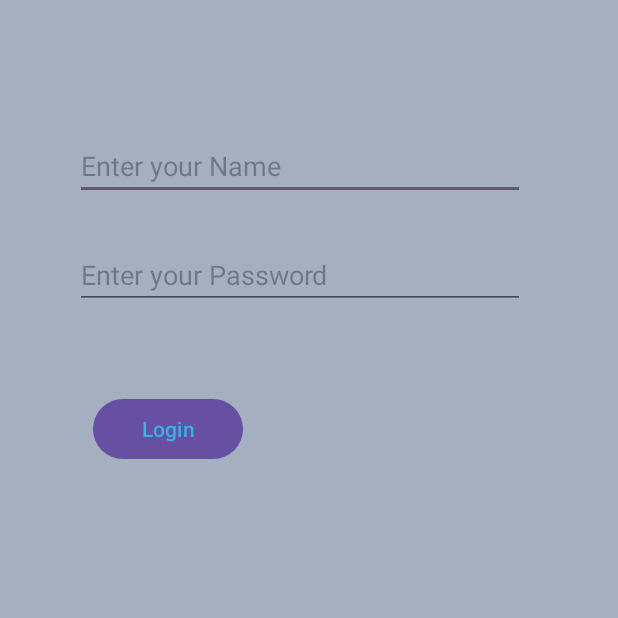
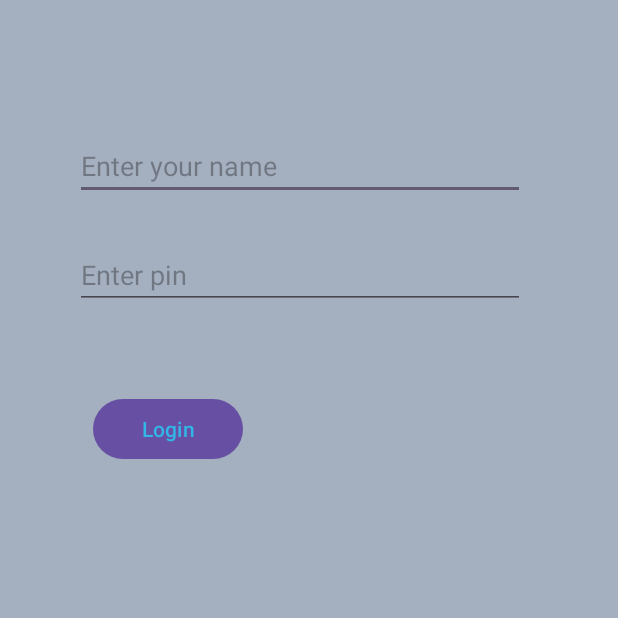
Before and after one commit to Nikshitha17/Androidapp, an Android app: the screen it shows after launch (MainActivity), on a phone screen of 412 x 824 dp, the top half of it. Run offline under Robolectric (Android 15) with nearby library versions, the phone set to English and light mode, and no system bars.

Commit message:
strings.xml

```diff
--- a/app/src/main/res/layout/activity_main.xml
+++ b/app/src/main/res/layout/activity_main.xml
@@ -16,7 +16,7 @@
         android:ems="10"
         android:inputType="text"
         android:textColor="@color/mycolor"
-        android:hint="Enter your Name"
+        android:hint="@string/hint_entername"
         app:layout_constraintStart_toStartOf="parent"
         app:layout_constraintTop_toTopOf="parent" />
 
@@ -27,7 +27,7 @@
         android:layout_marginTop="27dp"
         android:ems="10"
         android:inputType="textPassword"
-        android:hint="Enter your Password"
+        android:hint="@string/hint_enterpin"
         app:layout_constraintStart_toStartOf="@+id/editTextText"
         app:layout_constraintTop_toBottomOf="@+id/editTextText" />
 
@@ -38,7 +38,7 @@
         android:layout_marginStart="62dp"
         android:layout_marginTop="56dp"
         android:textColor="@android:color/holo_blue_light"
-        android:text="Login"
+        android:text="@string/hint_enterlogin"
         app:layout_constraintStart_toStartOf="parent"
         app:layout_constraintTop_toBottomOf="@+id/editTextTextPassword" />
 </androidx.constraintlayout.widget.ConstraintLayout>
--- a/app/src/main/res/values/strings.xml
+++ b/app/src/main/res/values/strings.xml
@@ -1,3 +1,6 @@
 <resources>
-    <string name="app_name">Androidapp1</string>
+    <string name="app_name">VIT</string>
+    <string name="hint_entername">Enter your name</string>
+    <string name="hint_enterpin">Enter pin</string>
+    <string name="hint_enterlogin">Login</string>
 </resources>
```
